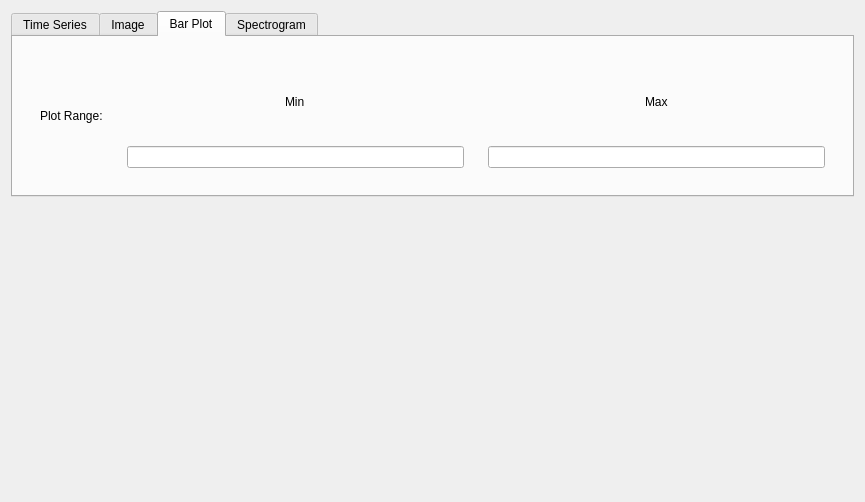
Before: the Qt Designer form rena/ui/OptionsWindowPlotFormatWidget.ui in PhysioLabXR/PhysioLabXR-Community, drawn with Qt 5.
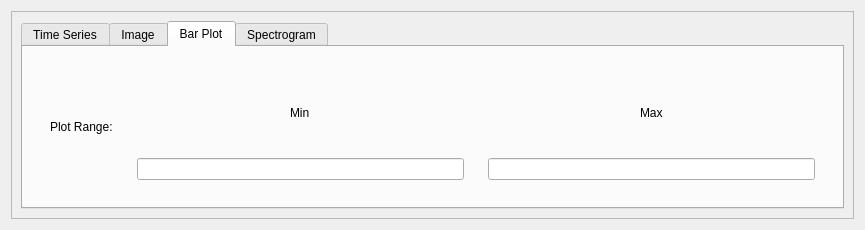
After: the same form once the commit is applied. The open tabs and pages were chosen to show the change.

What changed in the file:
```diff
--- a/rena/ui/OptionsWindowPlotFormatWidget.ui
+++ b/rena/ui/OptionsWindowPlotFormatWidget.ui
@@ -7,7 +7,7 @@
     <x>0</x>
     <y>0</y>
     <width>865</width>
-    <height>502</height>
+    <height>230</height>
    </rect>
   </property>
   <property name="windowTitle">
@@ -17,7 +17,16 @@
    <set>Qt::ImhNone</set>
   </property>
   <layout class="QVBoxLayout" name="verticalLayout">
-   <item alignment="Qt::AlignTop">
+   <item>
+    <widget class="QFrame" name="frame">
+     <property name="frameShape">
+      <enum>QFrame::StyledPanel</enum>
+     </property>
+     <property name="frameShadow">
+      <enum>QFrame::Raised</enum>
+     </property>
+     <layout class="QVBoxLayout" name="verticalLayout_12">
+      <item>
     <widget class="QTabWidget" name="plotFormatTabWidget">
      <property name="currentIndex">
       <number>0</number>
@@ -261,6 +270,9 @@
        </item>
       </layout>
      </widget>
+       </widget>
+      </item>
+     </layout>
     </widget>
    </item>
   </layout>
```
Left out of the diff: 2 changed lines with no effect on the pictures. Lines whose indentation alone changed are shown as unchanged.
